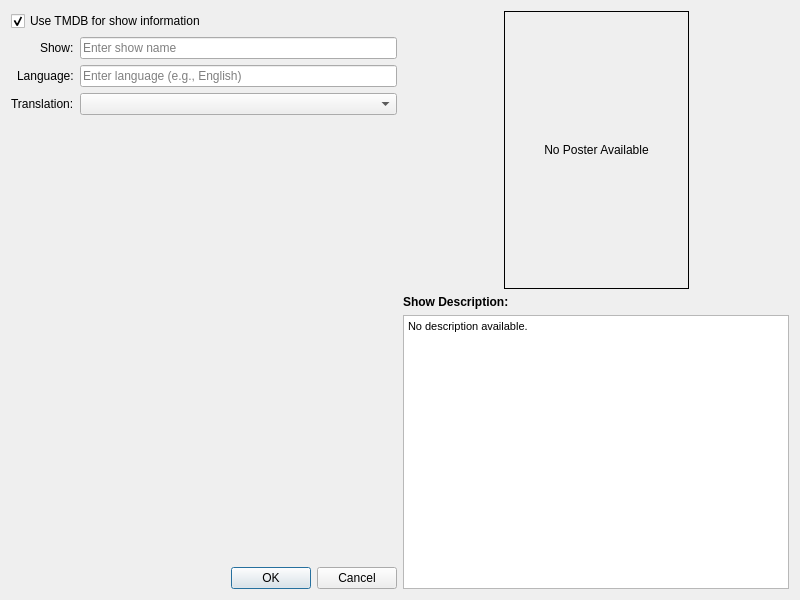
The window that Operations-Features/videoplayer/showsplayer/vp_shows_add_dialog.ui (therealMaPMaKeR/MMDiary) describes before a commit, drawn with Qt 5.
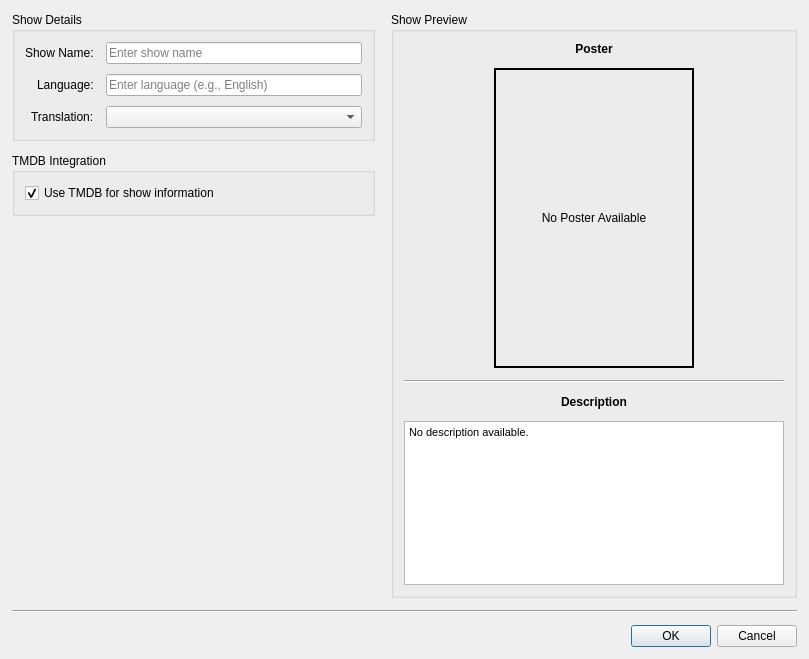
The same window after the commit.

The edit to the form file:
```diff
--- a/Operations-Features/videoplayer/showsplayer/vp_shows_add_dialog.ui
+++ b/Operations-Features/videoplayer/showsplayer/vp_shows_add_dialog.ui
@@ -6,8 +6,8 @@
    <rect>
     <x>0</x>
     <y>0</y>
-    <width>800</width>
-    <height>600</height>
+    <width>809</width>
+    <height>659</height>
    </rect>
   </property>
   <property name="windowTitle">
@@ -16,33 +16,79 @@
   <property name="modal">
    <bool>true</bool>
   </property>
-  <layout class="QHBoxLayout" name="horizontalLayout_Main">
+  <layout class="QVBoxLayout" name="verticalLayout_Main">
+   <property name="spacing">
+    <number>12</number>
+   </property>
+   <property name="leftMargin">
+    <number>12</number>
+   </property>
+   <property name="topMargin">
+    <number>12</number>
+   </property>
+   <property name="rightMargin">
+    <number>12</number>
+   </property>
+   <property name="bottomMargin">
+    <number>12</number>
+   </property>
+   <item>
+    <layout class="QHBoxLayout" name="horizontalLayout_Content">
+     <property name="spacing">
+      <number>16</number>
+     </property>
    <item>
     <layout class="QVBoxLayout" name="verticalLayout_Left">
+       <property name="spacing">
+        <number>12</number>
+       </property>
      <item>
-      <widget class="QCheckBox" name="checkBox_UseTMDB">
-       <property name="text">
-        <string>Use TMDB for show information</string>
-       </property>
-       <property name="checked">
-        <bool>true</bool>
-       </property>
-      </widget>
-     </item>
+        <widget class="QGroupBox" name="groupBox_ShowDetails">
+         <property name="title">
+          <string>Show Details</string>
+         </property>
+         <layout class="QVBoxLayout" name="verticalLayout_ShowDetails">
+          <property name="spacing">
+           <number>10</number>
+          </property>
+          <property name="leftMargin">
+           <number>10</number>
+          </property>
+          <property name="topMargin">
+           <number>10</number>
+          </property>
+          <property name="rightMargin">
+           <number>10</number>
+          </property>
+          <property name="bottomMargin">
+           <number>10</number>
+          </property>
      <item>
       <layout class="QFormLayout" name="formLayout">
        <property name="labelAlignment">
         <set>Qt::AlignRight|Qt::AlignTrailing|Qt::AlignVCenter</set>
        </property>
+            <property name="horizontalSpacing">
+             <number>12</number>
+            </property>
+            <property name="verticalSpacing">
+             <number>10</number>
+            </property>
        <item row="0" column="0">
         <widget class="QLabel" name="label_ShowName">
          <property name="text">
-          <string>Show:</string>
+               <string>Show Name:</string>
          </property>
         </widget>
        </item>
        <item row="0" column="1">
         <widget class="QLineEdit" name="lineEdit_ShowName">
+              <property name="minimumSize">
+               <size>
+                <width>250</width>
+                <height>0</height>
+               </size>
+              </property>
          <property name="maxLength">
           <number>100</number>
          </property>
@@ -87,6 +133,40 @@
        </item>
       </layout>
      </item>
+         </layout>
+        </widget>
+       </item>
+       <item>
+        <widget class="QGroupBox" name="groupBox_TMDB">
+         <property name="title">
+          <string>TMDB Integration</string>
+         </property>
+         <layout class="QVBoxLayout" name="verticalLayout_TMDB">
+          <property name="leftMargin">
+           <number>10</number>
+          </property>
+          <property name="topMargin">
+           <number>10</number>
+          </property>
+          <property name="rightMargin">
+           <number>10</number>
+          </property>
+          <property name="bottomMargin">
+           <number>10</number>
+          </property>
+          <item>
+           <widget class="QCheckBox" name="checkBox_UseTMDB">
+            <property name="text">
+             <string>Use TMDB for show information</string>
+            </property>
+            <property name="checked">
+             <bool>true</bool>
+            </property>
+           </widget>
+          </item>
+         </layout>
+        </widget>
+       </item>
      <item>
       <spacer name="verticalSpacer">
        <property name="orientation">
@@ -100,20 +180,49 @@
        </property>
       </spacer>
      </item>
-     <item>
-      <widget class="QDialogButtonBox" name="buttonBox">
-       <property name="orientation">
-        <enum>Qt::Horizontal</enum>
-       </property>
-       <property name="standardButtons">
-        <set>QDialogButtonBox::Cancel|QDialogButtonBox::Ok</set>
-       </property>
-      </widget>
-     </item>
     </layout>
    </item>
    <item>
     <layout class="QVBoxLayout" name="verticalLayout_Right">
+       <property name="spacing">
+        <number>12</number>
+       </property>
+       <item>
+        <widget class="QGroupBox" name="groupBox_Preview">
+         <property name="title">
+          <string>Show Preview</string>
+         </property>
+         <layout class="QVBoxLayout" name="verticalLayout_Preview">
+          <property name="spacing">
+           <number>12</number>
+          </property>
+          <property name="leftMargin">
+           <number>10</number>
+          </property>
+          <property name="topMargin">
+           <number>10</number>
+          </property>
+          <property name="rightMargin">
+           <number>10</number>
+          </property>
+          <property name="bottomMargin">
+           <number>10</number>
+          </property>
+          <item>
+           <widget class="QLabel" name="label_PosterTitle">
+            <property name="font">
+             <font>
+              <bold>true</bold>
+             </font>
+            </property>
+            <property name="text">
+             <string>Poster</string>
+            </property>
+            <property name="alignment">
+             <set>Qt::AlignCenter</set>
+            </property>
+           </widget>
+          </item>
      <item>
       <layout class="QHBoxLayout" name="horizontalLayout_Poster">
        <item>
@@ -133,19 +242,22 @@
         <widget class="QLabel" name="label_ShowPoster">
          <property name="minimumSize">
           <size>
-           <width>185</width>
-           <height>278</height>
+                <width>200</width>
+                <height>300</height>
           </size>
          </property>
          <property name="maximumSize">
           <size>
-           <width>185</width>
-           <height>278</height>
+                <width>200</width>
+                <height>300</height>
           </size>
          </property>
          <property name="frameShape">
           <enum>QFrame::Box</enum>
          </property>
+              <property name="lineWidth">
+               <number>2</number>
+              </property>
          <property name="text">
           <string>No Poster Available</string>
          </property>
@@ -172,40 +284,83 @@
        </item>
       </layout>
      </item>
+          <item>
+           <widget class="Line" name="line">
+            <property name="orientation">
+             <enum>Qt::Horizontal</enum>
+            </property>
+           </widget>
+          </item>
      <item>
       <widget class="QLabel" name="label_DescriptionTitle">
-       <property name="text">
-        <string>Show Description:</string>
-       </property>
        <property name="font">
         <font>
-         <weight>75</weight>
          <bold>true</bold>
         </font>
        </property>
+            <property name="text">
+             <string>Description</string>
+            </property>
+            <property name="alignment">
+             <set>Qt::AlignCenter</set>
+            </property>
       </widget>
      </item>
      <item>
       <widget class="QTextBrowser" name="textBrowser_ShowDescription">
        <property name="minimumSize">
         <size>
-         <width>350</width>
-         <height>200</height>
-        </size>
-       </property>
+              <width>380</width>
+              <height>150</height>
+             </size>
+            </property>
+            <property name="maximumSize">
+             <size>
+              <width>16777215</width>
+              <height>250</height>
+             </size>
+            </property>
+            <property name="frameShape">
+             <enum>QFrame::StyledPanel</enum>
+            </property>
        <property name="readOnly">
         <bool>true</bool>
        </property>
        <property name="html">
-        <string>&lt;!DOCTYPE HTML PUBLIC "-//W3C//DTD HTML 4.0//EN" "http://www.w3.org/TR/REC-html40/strict.dtd"&gt;
-&lt;html&gt;&lt;head&gt;&lt;meta name="qrichtext" content="1" /&gt;&lt;style type="text/css"&gt;
+             <string>&lt;!DOCTYPE HTML PUBLIC &quot;-//W3C//DTD HTML 4.0//EN&quot; &quot;http://www.w3.org/TR/REC-html40/strict.dtd&quot;&gt;
+&lt;html&gt;&lt;head&gt;&lt;meta name=&quot;qrichtext&quot; content=&quot;1&quot; /&gt;&lt;meta charset=&quot;utf-8&quot; /&gt;&lt;style type=&quot;text/css&quot;&gt;
 p, li { white-space: pre-wrap; }
-&lt;/style&gt;&lt;/head&gt;&lt;body style=" font-family:'MS Shell Dlg 2'; font-size:8.25pt; font-weight:400; font-style:normal;"&gt;
-&lt;p style=" margin-top:0px; margin-bottom:0px; margin-left:0px; margin-right:0px; -qt-block-indent:0; text-indent:0px;"&gt;No description available.&lt;/p&gt;&lt;/body&gt;&lt;/html&gt;</string>
+hr { height: 1px; border-width: 0; }
+li.unchecked::marker { content: &quot;\2610&quot;; }
+li.checked::marker { content: &quot;\2612&quot;; }
+&lt;/style&gt;&lt;/head&gt;&lt;body style=&quot; font-family:'Segoe UI'; font-size:9pt; font-weight:400; font-style:normal;&quot;&gt;
+&lt;p style=&quot; margin-top:0px; margin-bottom:0px; margin-left:0px; margin-right:0px; -qt-block-indent:0; text-indent:0px;&quot;&gt;&lt;span style=&quot; font-family:'MS Shell Dlg 2'; font-size:8.25pt;&quot;&gt;No description available.&lt;/span&gt;&lt;/p&gt;&lt;/body&gt;&lt;/html&gt;</string>
        </property>
       </widget>
      </item>
     </layout>
+        </widget>
+       </item>
+      </layout>
+     </item>
+    </layout>
+   </item>
+   <item>
+    <widget class="Line" name="line_2">
+     <property name="orientation">
+      <enum>Qt::Horizontal</enum>
+     </property>
+    </widget>
+   </item>
+   <item>
+    <widget class="QDialogButtonBox" name="buttonBox">
+     <property name="orientation">
+      <enum>Qt::Horizontal</enum>
+     </property>
+     <property name="standardButtons">
+      <set>QDialogButtonBox::Cancel|QDialogButtonBox::Ok</set>
+     </property>
+    </widget>
    </item>
   </layout>
  </widget>
```
Lines whose indentation alone changed are shown as unchanged.
